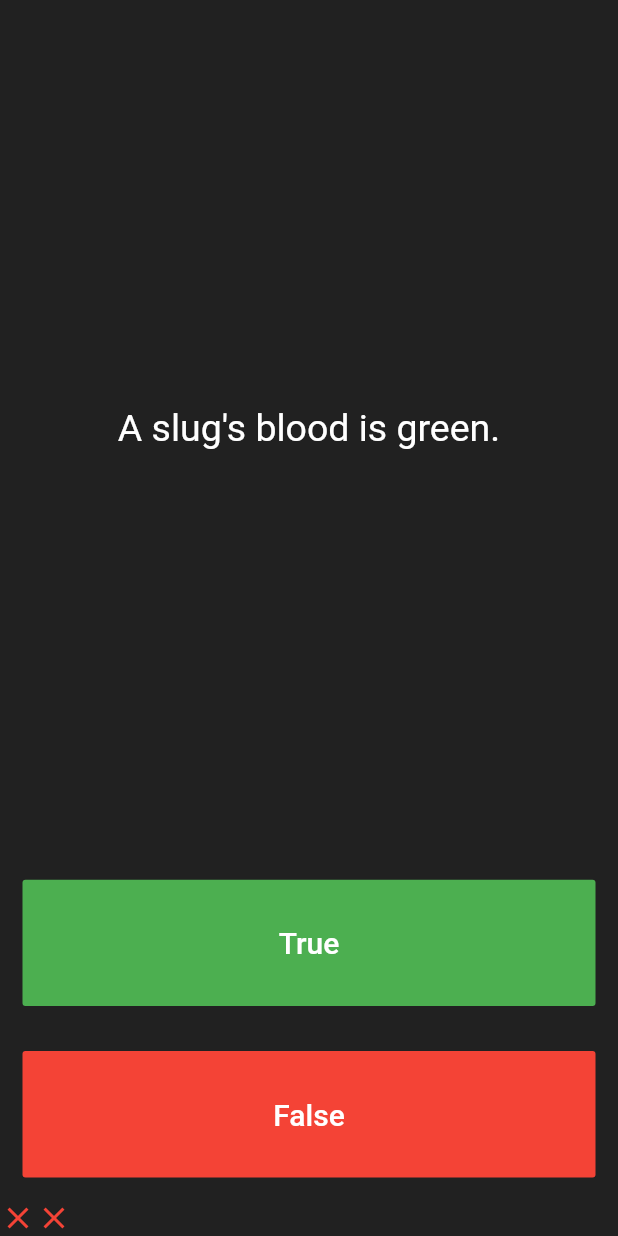
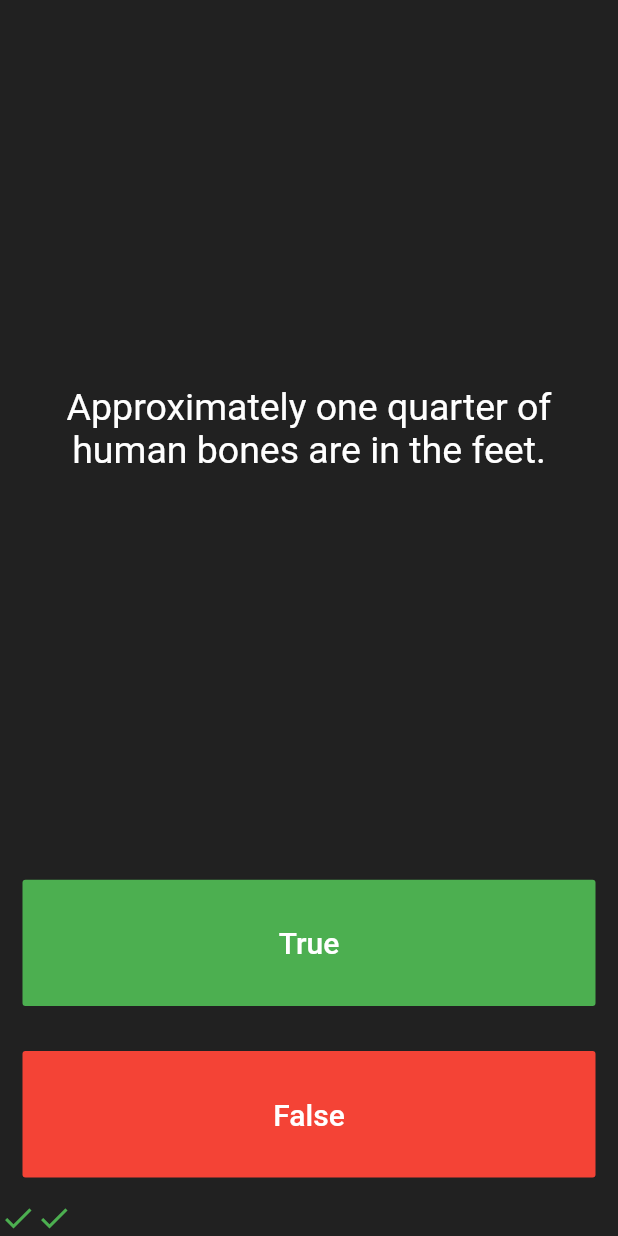
Before and after one commit to subashiglesias/quiz_app, a Flutter app: the screen it shows after launch, after a tap on "True", after a tap on "False", on a phone screen of 412 x 824 dp. Run offline on Flutter 3.47's test engine with Material 2 defaults, Android fonts, the phone set to English and light mode, and no system bars.

Commit message:
isolated logic to quiz_brain and added extra question

```diff
--- a/lib/main.dart
+++ b/lib/main.dart
@@ -1,6 +1,9 @@
 import 'package:flutter/material.dart';
 import 'package:flutter/widgets.dart';
-import 'package:quizapp/question.dart';
+
+import 'quiz_brain.dart';
+
+QuizBrain quizBrain = new QuizBrain();
 
 void main() => runApp(QuizApp());
 
@@ -26,22 +29,6 @@ class QuizPage extends StatefulWidget {
 class _QuizPageState extends State<QuizPage> {
   List<Widget> scoreKeeper = [];
 
-  static List<String> questions = [
-    'You can lead a cow down stairs but not up stairs.',
-    'Approximately one quarter of human bones are in the feet.',
-    'A slug\'s blood is green.'
-  ];
-
-  static List<bool> answers = [false, true, true];
-
-  int questionNumber = 0;
-
-  List<Question> questionBank = [
-    Question(question: questions[0], answer: answers[0]),
-    Question(question: questions[1], answer: answers[1]),
-    Question(question: questions[2], answer: answers[2]),
-  ];
-
   @override
   Widget build(BuildContext context) {
     return Column(
@@ -54,7 +41,7 @@ class _QuizPageState extends State<QuizPage> {
             padding: const EdgeInsets.all(10.0),
             child: Center(
               child: Text(
-                questionBank[questionNumber].questionText,
+                quizBrain.getQuestionText(),
                 textAlign: TextAlign.center,
                 style: TextStyle(
                   color: Colors.white,
@@ -78,16 +65,7 @@ class _QuizPageState extends State<QuizPage> {
                 ),
               ),
               onPressed: () {
-                if (true == questionBank[questionNumber].questionAnswer) {
-                  setState(() {
-                    scoreKeeper.add(correctIcon());
-                  });
-                } else {
-                  setState(() {
-                    scoreKeeper.add(wrongIcon());
-                  });
-                }
-                if (questionNumber < 2) questionNumber++;
+                answerCheck(true);
               },
             ),
           ),
@@ -106,16 +84,7 @@ class _QuizPageState extends State<QuizPage> {
                 ),
               ),
               onPressed: () {
-                if (false == questionBank[questionNumber].questionAnswer) {
-                  setState(() {
-                    scoreKeeper.add(correctIcon());
-                  });
-                } else {
-                  setState(() {
-                    scoreKeeper.add(wrongIcon());
-                  });
-                }
-                if (questionNumber < 2) questionNumber++;
+                answerCheck(false);
               },
             ),
           ),
@@ -125,6 +94,21 @@ class _QuizPageState extends State<QuizPage> {
         )
       ],
     );
+  }
+
+  answerCheck(bool answer) {
+    print("User selected " + answer.toString());
+    print("Correct answer is " + quizBrain.getQuestionAnswer().toString());
+    if (answer == quizBrain.getQuestionAnswer()) {
+      setState(() {
+        scoreKeeper.add(correctIcon());
+      });
+    } else {
+      setState(() {
+        scoreKeeper.add(wrongIcon());
+      });
+    }
+    quizBrain.nextQuestion();
   }
 }
 
--- a/lib/question.dart
+++ b/lib/question.dart
@@ -2,7 +2,7 @@ class Question {
   String questionText;
   bool questionAnswer;
 
-  Question({String question, bool answer}) {
+  Question(String question, bool answer) {
     questionText = question;
     questionAnswer = answer;
   }
--- /dev/null
+++ b/lib/quiz_brain.dart
@@ -0,0 +1,47 @@
+import 'question.dart';
+
+class QuizBrain {
+  int _questionNumber = 0;
+
+  List<Question> _questionBank = [
+    Question('Some cats are actually allergic to humans', true),
+    Question('You can lead a cow down stairs but not up stairs.', false),
+    Question('Approximately one quarter of human bones are in the feet.', true),
+    Question('A slug\'s blood is green.', true),
+    Question('Buzz Aldrin\'s mother\'s maiden name was \"Moon\".', true),
+    Question('It is illegal to pee in the Ocean in Portugal.', true),
+    Question(
+        'No piece of square dry paper can be folded in half more than 7 times.',
+        false),
+    Question(
+        'In London, UK, if you happen to die in the House of Parliament, you are technically entitled to a state funeral, because the building is considered too sacred a place.',
+        true),
+    Question(
+        'The loudest sound produced by any animal is 188 decibels. That animal is the African Elephant.',
+        false),
+    Question(
+        'The total surface area of two human lungs is approximately 70 square metres.',
+        true),
+    Question('Google was originally called \"Backrub\".', true),
+    Question(
+        'Chocolate affects a dog\'s heart and nervous system; a few ounces are enough to kill a small dog.',
+        true),
+    Question(
+        'In West Virginia, USA, if you accidentally hit an animal with your car, you are free to take it home to eat.',
+        true),
+  ];
+
+  String getQuestionText() {
+    return _questionBank[_questionNumber].questionText;
+  }
+
+  bool getQuestionAnswer() {
+    return _questionBank[_questionNumber].questionAnswer;
+  }
+
+  void nextQuestion() {
+    if (_questionNumber < _questionBank.length - 1) _questionNumber++;
+    print("Question number is " + _questionNumber.toString());
+    print("Number of questions " + _questionBank.length.toString());
+  }
+}
```
